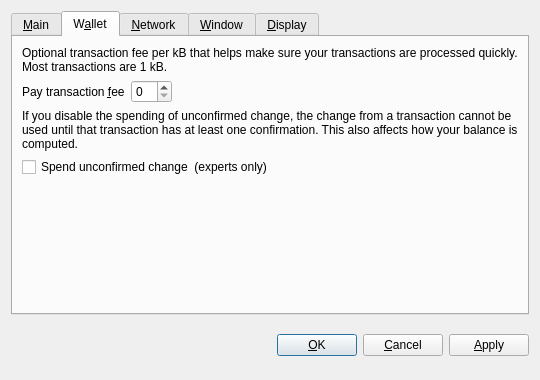
Qt form src/qt/forms/optionsdialog.ui (litebitcoins/litebitcoin) before a commit.
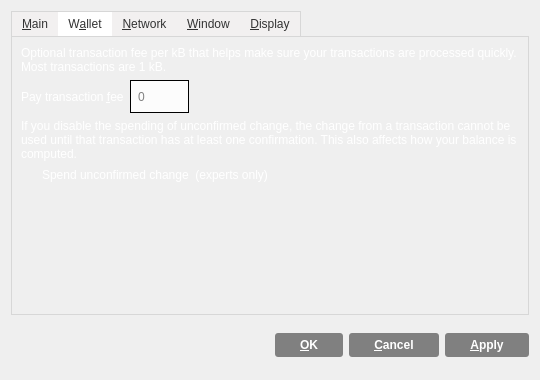
The same form after that commit. The open tabs and pages were chosen to show the change. Icons and pictures are not drawn. Custom widgets are drawn as their Qt base class.

Commit message:
Edit all form with  Qt Creator.
Edit in form button's, color's text, text... with Qt Creator. ,what hard to set with qss styles.

```diff
--- a/src/qt/forms/optionsdialog.ui
+++ b/src/qt/forms/optionsdialog.ui
@@ -13,6 +13,394 @@
   <property name="windowTitle">
    <string>Options</string>
   </property>
+  <property name="styleSheet">
+   <string notr="true">QDialog#OptionsDialog {
+border-image: url(':/images/ltbcbg') 0 0 0 0 stretch stretch;
+}
+QWidget#tabMain {
+border-image: url(':/images/lbtcendbtc') 0 0 0 0 stretch stretch;
+}
+QWidget#tabWallet {
+border-image: url(':/images/lbtcendbtc') 0 0 0 0 stretch stretch;
+}
+QWidget#tabNetwork {
+border-image: url(':/images/lbtcendbtc') 0 0 0 0 stretch stretch;
+}
+QWidget#tabWindow {
+border-image: url(':/images/lbtcendbtc') 0 0 0 0 stretch stretch;
+}
+QWidget#tabDisplay {
+border-image: url(':/images/lbtcendbtc') 0 0 0 0 stretch stretch;
+}
+
+.QCheckBox { /* Checkbox Labels */
+color:#fff;
+background-color:transparent;
+}
+
+.QCheckBox:hover {
+background-color:transparent;
+}
+
+.QValidatedLineEdit, .QLineEdit { /* Text Entry Fields */
+border: 1px solid #000000;
+font-size:11px;
+min-height:25px;
+outline:0;
+padding:3px;
+background-color:#fcfcfc;
+}
+
+.QLineEdit:!focus {
+font-size:12px;
+}
+
+.QValidatedLineEdit:disabled, .QLineEdit:disabled {
+background-color:#f2f2f2;
+}
+
+/*******************************************************/
+
+QPushButton { /* Global Button Style */
+background-color:qlineargradient(spread:pad, cx:0.5, cy:0.5, radius:0.5, fx:0.5, fy:0.5, stop:0.494318 rgba(0, 0, 0, 118));
+border:0;
+border-radius:3px;
+color:#ffffff;
+font-size:12px;
+font-weight:bold;
+padding-left:25px;
+padding-right:25px;
+padding-top:5px;
+padding-bottom:5px;
+}
+
+QPushButton:hover {
+background-color:qlineargradient(spread:pad, cx:0.5, cy:0.5, radius:0.5, fx:0.5, fy:0.5, stop:0.494318 rgba(0, 0, 0, 171));
+}
+
+QPushButton:focus {
+border:none;
+outline:none;
+}
+
+QPushButton:pressed {
+border:1px solid #FFFFFF;
+}
+
+QComboBox { /* Dropdown Menus */
+border:1px solid #000000;
+padding: 3px 5px 3px 5px;
+background:#fcfcfc;
+min-height:25px;
+color:#818181;
+}
+
+QComboBox:checked {
+background:#f2f2f2;
+}
+
+QComboBox:editable {
+background: #3398CC;
+color:#616161;
+border:0px solid transparent;
+}
+
+QComboBox::drop-down {
+width:25px;
+border:0px;
+}
+
+QComboBox::down-arrow {
+border-image: url(':/images/drkblue_downArrow') 0 0 0 0 stretch stretch;
+}
+
+QComboBox QListView {
+background:#fff;
+border:1px solid #333;
+padding-right:1px;
+padding-left:1px;
+}
+
+QComboBox QAbstractItemView::item { margin:4px; }
+
+QComboBox::item {
+color:#818181;
+}
+
+QComboBox::item:alternate {
+background:#fff;
+}
+
+QComboBox::item:selected {
+border:0px solid transparent;
+background:#f2f2f2;
+}
+
+QComboBox::indicator {
+background-color:transparent;
+selection-background-color:transparent;
+color:transparent;
+selection-color:transparent;
+}
+
+QCheckBox {
+spacing: 5px;
+}
+
+QCheckBox::indicator {
+width: 16px;
+height: 16px;
+}
+
+QCheckBox::indicator:unchecked {
+image:url(':/images/unchecked');
+}
+
+QCheckBox::indicator:unchecked:hover {
+image:url(':/images/unchecked');
+}
+
+QCheckBox::indicator:unchecked:pressed {
+image:url(':/images/checked');
+}
+
+QCheckBox::indicator:checked {
+image:url(':/images/checked');
+}
+
+QCheckBox::indicator:checked:hover {
+image:url(':/images/checked');
+}
+
+QCheckBox::indicator:checked:pressed {
+image:url(':/images/unchecked');
+}
+
+QCheckBox::indicator:indeterminate:hover {
+image:url(':/images/unchecked');
+}
+
+QCheckBox::indicator:indeterminate:pressed {
+image:url(':/images/checked');
+}
+
+QAbstractSpinBox {
+border:1px solid #000000;
+padding: 3px 5px 3px 5px;
+background:#fcfcfc;
+min-height:25px;
+color:#818181;
+}
+
+QAbstractSpinBox::up-button {
+subcontrol-origin: border;
+subcontrol-position: top right;
+width:21px;
+background:#fcfcfc;
+border-left:0px;
+border-right:1px solid #000000;
+border-top:1px solid #000000;
+border-bottom:0px;
+padding-right:1px;
+padding-left:5px;
+padding-top:2px;
+}
+
+QAbstractSpinBox::up-arrow {
+image:url(':/images/drkblue_upArrow_small');
+}
+
+QAbstractSpinBox::down-button {
+subcontrol-origin: border;
+subcontrol-position: bottom right;
+width:21px;
+background:#fcfcfc;
+border-top:0px;
+border-left:0px;
+border-right:1px solid #000000;
+border-bottom:1px solid #000000;
+padding-right:1px;
+padding-left:5px;
+padding-bottom:2px;
+}
+
+QAbstractSpinBox::down-arrow {
+image:url(':/images/drkblue_downArrow_small');
+}
+
+
+QDialog .QTabWidget {
+border-bottom:1px solid #333;
+}
+
+QDialog .QTabWidget::pane {
+border: 1px solid #d7d7d7;
+}
+
+QDialog .QTabWidget QTabBar::tab {
+background-color:#f2f0f0;
+color:#333;
+padding-left:10px;
+padding-right:10px;
+padding-top:5px;
+padding-bottom:5px;
+border-top: 1px solid #d7d7d7;
+}
+
+QDialog .QTabWidget QTabBar::tab:first {
+border-left: 1px solid #d7d7d7;
+}
+
+QDialog .QTabWidget QTabBar::tab:last {
+border-right: 1px solid #d7d7d7;
+}
+
+QDialog .QTabWidget QTabBar::tab:selected, QDialog .QTabWidget QTabBar::tab:hover {
+background-color:#ffffff;
+color:#333;
+}
+
+
+QMessageBox {
+border-image: url(':/images/lbtcendbtc') 0 0 0 0 stretch stretch;
+}
+
+QMessageBox QLabel {
+color: rgb(255, 255, 255);
+}
+
+QHeaderView { /* Table Header */
+background-color:transparent;
+}
+
+QHeaderView::section { /* Table Header Sections */
+qproperty-alignment:center;
+/* background-color:qlineargradient(x1: 0, y1: 0, x2: 0, y2: 0.25, stop: 0 #4c97bf, stop: 1 #56ABD8); */
+background-color: qlineargradient(spread:pad, x1:0.5, y1:0, x2:0.5, y2:1, stop:0.5 rgba(0, 0, 0, 173));
+color:#b8b8b8;
+min-height:25px;
+/* font-weight:bold; */
+font-size:11px;
+outline:0;
+border:0px solid #fff;
+border-right:1px solid #fff;
+padding-left:5px;
+padding-right:5px;
+padding-top:2px;
+padding-bottom:2px;
+}
+
+QHeaderView::section:last {
+border-right: 0px solid #d7d7d7;
+}
+
+.QScrollArea {
+background:transparent;
+border:0px;
+}
+
+.QTableView { /* Table - has to be selected as a class otherwise it throws off QCalendarWidget */
+background:transparent;
+border:0px solid #fff;
+}
+
+QTableView::item { /* Table Item */
+background-color:#fcfcfc;
+font-size:12px;
+}
+
+QTableView::item:selected { /* Table Item Selected */
+background-color:#f0f0f0;
+color:#333;
+}
+
+QScrollBar { /* Scroll Bar */
+
+}
+
+QScrollBar:vertical { /* Vertical Scroll Bar Attributes */
+border:0;
+background:#ffffff;
+width:18px;
+margin: 18px 0px 18px 0px;
+}
+
+QScrollBar:horizontal { /* Horizontal Scroll Bar Attributes */
+border:0;
+background:#ffffff;
+height:18px;
+margin: 0px 18px 0px 18px;
+}
+
+
+QScrollBar::handle:vertical { /* Scroll Bar Slider - vertical */
+background:#e0e0e0;
+min-height:10px;
+}
+
+QScrollBar::handle:horizontal { /* Scroll Bar Slider - horizontal */
+background:#e0e0e0;
+min-width:10px;
+}
+
+QScrollBar::add-page, QScrollBar::sub-page { /* Scroll Bar Background */
+background:#F8F6F6;
+}
+
+QScrollBar::add-line:vertical, QScrollBar::sub-line:vertical, QScrollBar::add-line:horizontal, QScrollBar::sub-line:horizontal { /* Define Arrow Button Dimensions */
+background-color:#F8F6F6;
+border: 1px solid #f2f0f0;
+width:16px;
+height:16px;
+}
+
+QScrollBar::add-line:vertical:pressed, QScrollBar::sub-line:vertical:pressed, QScrollBar::add-line:horizontal:pressed, QScrollBar::sub-line:horizontal:pressed {
+background-color:#e0e0e0;
+}
+
+QScrollBar::sub-line:vertical { /* Vertical - top button position */
+subcontrol-position:top;
+subcontrol-origin: margin;
+}
+
+QScrollBar::add-line:vertical { /* Vertical - bottom button position */
+subcontrol-position:bottom;
+subcontrol-origin: margin;
+}
+
+QScrollBar::sub-line:horizontal { /* Vertical - left button position */
+subcontrol-position:left;
+subcontrol-origin: margin;
+}
+
+QScrollBar::add-line:horizontal { /* Vertical - right button position */
+subcontrol-position:right;
+subcontrol-origin: margin;
+}
+
+QScrollBar:up-arrow, QScrollBar:down-arrow, QScrollBar:left-arrow, QScrollBar:right-arrow { /* Arrows Icon */
+width:10px;
+height:10px;
+}
+
+QScrollBar:up-arrow {
+background-image: url(':/images/drkblue_upArrow_small');
+}
+
+QScrollBar:down-arrow {
+background-image: url(':/images/drkblue_downArrow_small');
+}
+
+QScrollBar:left-arrow {
+background-image: url(':/images/drkblue_leftArrow_small');
+}
+
+QScrollBar:right-arrow {
+background-image: url(':/images/drkblue_rightArrow_small');
+}
+
+</string>
+  </property>
   <property name="modal">
    <bool>true</bool>
   </property>
@@ -92,6 +480,43 @@
       <layout class="QVBoxLayout" name="verticalLayout_Network">
        <item>
         <widget class="QLabel" name="transactionFeeInfoLabel">
+         <property name="palette">
+          <palette>
+           <active>
+            <colorrole role="WindowText">
+             <brush brushstyle="SolidPattern">
+              <color alpha="255">
+               <red>255</red>
+               <green>255</green>
+               <blue>255</blue>
+              </color>
+             </brush>
+            </colorrole>
+           </active>
+           <inactive>
+            <colorrole role="WindowText">
+             <brush brushstyle="SolidPattern">
+              <color alpha="255">
+               <red>255</red>
+               <green>255</green>
+               <blue>255</blue>
+              </color>
+             </brush>
+            </colorrole>
+           </inactive>
+           <disabled>
+            <colorrole role="WindowText">
+             <brush brushstyle="SolidPattern">
+              <color alpha="255">
+               <red>120</red>
+               <green>120</green>
+               <blue>120</blue>
+              </color>
+             </brush>
+            </colorrole>
+           </disabled>
+          </palette>
+         </property>
          <property name="text">
           <string>Optional transaction fee per kB that helps make sure your transactions are processed quickly. Most transactions are 1 kB.</string>
          </property>
@@ -107,6 +532,43 @@
         <layout class="QHBoxLayout" name="horizontalLayout_1_Main">
          <item>
           <widget class="QLabel" name="transactionFeeLabel">
+           <property name="palette">
+            <palette>
+             <active>
+              <colorrole role="WindowText">
+               <brush brushstyle="SolidPattern">
+                <color alpha="255">
+                 <red>255</red>
+                 <green>255</green>
+                 <blue>255</blue>
+                </color>
+               </brush>
+              </colorrole>
+             </active>
+             <inactive>
+              <colorrole role="WindowText">
+               <brush brushstyle="SolidPattern">
+                <color alpha="255">
+                 <red>255</red>
+                 <green>255</green>
+                 <blue>255</blue>
+                </color>
+               </brush>
+              </colorrole>
+             </inactive>
+             <disabled>
+              <colorrole role="WindowText">
+               <brush brushstyle="SolidPattern">
+                <color alpha="255">
+                 <red>120</red>
+                 <green>120</green>
+                 <blue>120</blue>
+                </color>
+               </brush>
+              </colorrole>
+             </disabled>
+            </palette>
+           </property>
            <property name="text">
             <string>Pay transaction &amp;fee</string>
            </property>
@@ -138,6 +600,43 @@
        </item>
        <item>
         <widget class="QLabel" name="label">
+         <property name="palette">
+          <palette>
+           <active>
+            <colorrole role="WindowText">
+             <brush brushstyle="SolidPattern">
+              <color alpha="255">
+               <red>255</red>
+               <green>255</green>
+               <blue>255</blue>
+              </color>
+             </brush>
+            </colorrole>
+           </active>
+           <inactive>
+            <colorrole role="WindowText">
+             <brush brushstyle="SolidPattern">
+              <color alpha="255">
+               <red>255</red>
+               <green>255</green>
+               <blue>255</blue>
+              </color>
+             </brush>
+            </colorrole>
+           </inactive>
+           <disabled>
+            <colorrole role="WindowText">
+             <brush brushstyle="SolidPattern">
+              <color alpha="255">
+               <red>120</red>
+               <green>120</green>
+               <blue>120</blue>
+              </color>
+             </brush>
+            </colorrole>
+           </disabled>
+          </palette>
+         </property>
          <property name="text">
           <string>If you disable the spending of unconfirmed change, the change from a transaction cannot be used until that transaction has at least one confirmation. This also affects how your balance is computed.</string>
          </property>
@@ -506,6 +1005,11 @@
   </layout>
  </widget>
  <customwidgets>
+  <customwidget>
+   <class>QValidatedLineEdit</class>
+   <extends>QLineEdit</extends>
+   <header>qvalidatedlineedit.h</header>
+  </customwidget>
   <customwidget>
    <class>BitcoinAmountField</class>
    <extends>QSpinBox</extends>
@@ -516,11 +1020,6 @@
    <extends>QComboBox</extends>
    <header>qvaluecombobox.h</header>
   </customwidget>
-  <customwidget>
-   <class>QValidatedLineEdit</class>
-   <extends>QLineEdit</extends>
-   <header>qvalidatedlineedit.h</header>
-  </customwidget>
  </customwidgets>
  <resources/>
  <connections/>
```
Left out of the diff: 186 changed lines with no effect on the pictures. The commit also changes 12 other files.
